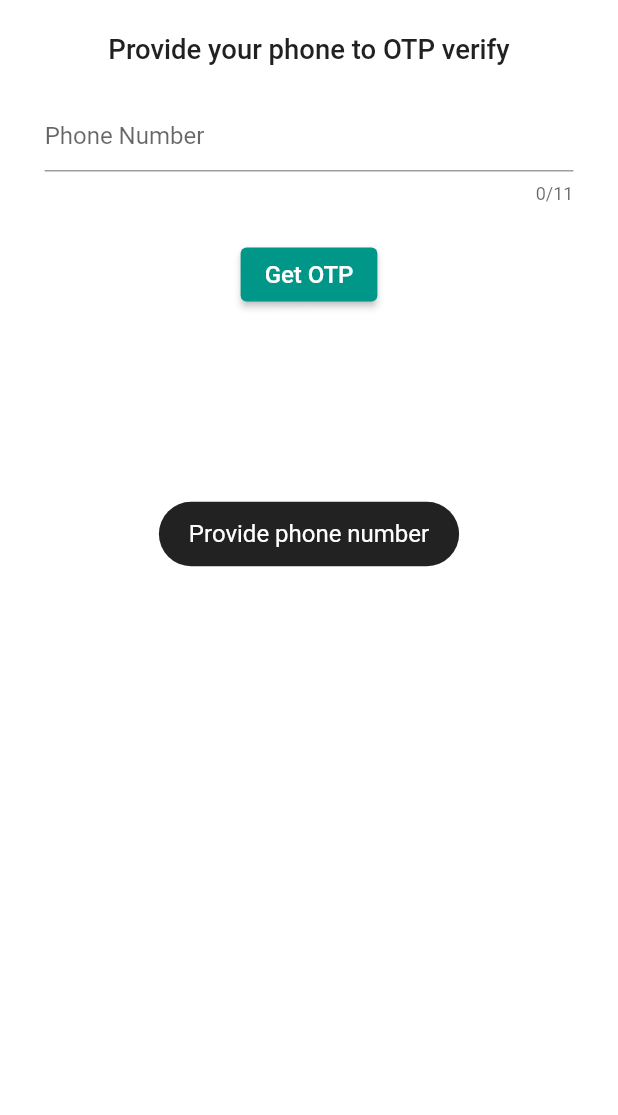
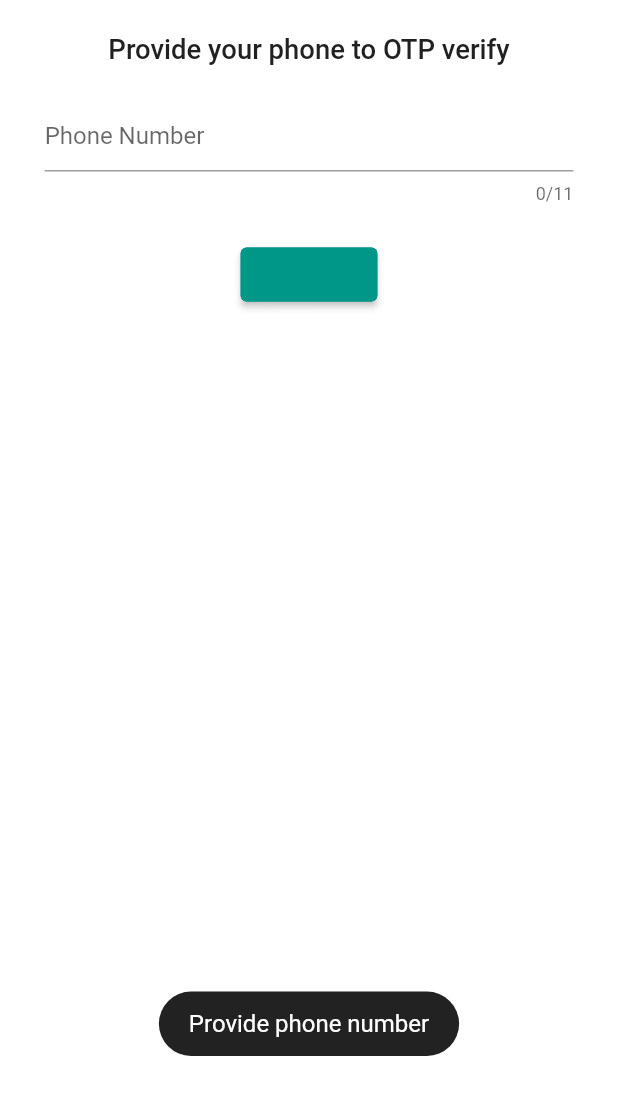
Before and after one commit to Eleaus-Hossain-Evan/firebase_phone_auth, a Flutter app: the screen it shows after launch, after a tap on "Get OTP", on a phone screen of 412 x 824 dp, the part 84-1199 px from its top. Run offline on Flutter 3.47's test engine with Material 2 defaults, Android fonts, the phone set to English and light mode, and no system bars; our stand-ins replace firebase_auth, firebase_core, firebase_messaging, flutter_local_notifications, flutter_screenutil, fluttertoast and 1 more; accounts and stored records are empty; network calls fail.

```diff
--- a/lib/presentation/home_page.dart
+++ b/lib/presentation/home_page.dart
@@ -88,7 +88,7 @@ class _HomePageState extends State<HomePage> {
                   onPressed: () {
                     if (_phoneNumber.text.isNotEmpty) {
                       if (_phoneNumber.text.length == 11) {
-                        NotificationService.sendNotification();
+                        // NotificationService.sendNotification();
                         Navigator.pushReplacement(
                           context,
                           MaterialPageRoute(
@@ -108,6 +108,18 @@ class _HomePageState extends State<HomePage> {
                       fontSize: 14.sp,
                     ),
                   ),
+                  style: ButtonStyle(
+                    side: MaterialStateProperty.resolveWith(
+                      (states) => states.contains(MaterialState.pressed)
+                          ? const BorderSide(color: Colors.purple)
+                          : BorderSide(color: Theme.of(context).primaryColor),
+                    ),
+                    foregroundColor: MaterialStateProperty.resolveWith(
+                      (states) => states.contains(MaterialState.pressed)
+                          ? Colors.purple
+                          : Theme.of(context).primaryColor,
+                    ),
+                  ),
                 ),
                 SizedBox(
                   height: 30.h,
```
Also changed, not shown: lib/infrastructure/service.dart (+23 -15 lines), lib/presentation/otp_page.dart (+51 -12 lines), lib/widgets/show_toast.dart (+14 -8 lines).
